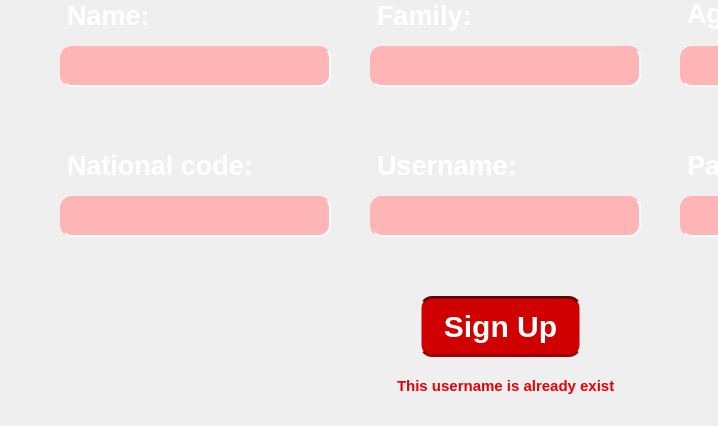
MohsenIsHere/Simple-bank-desktop-application-simulator, file SampleBank/signup.ui: the form before one commit; both pictures show x 0 to 718 and y 144 to 570 of the 1000 by 570 pixel window.
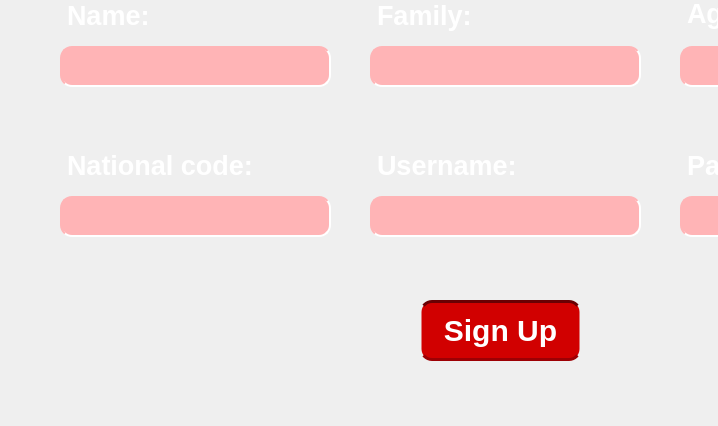
The form after the commit. Icons and pictures are not drawn.

```diff
--- a/SampleBank/signup.ui
+++ b/SampleBank/signup.ui
@@ -345,17 +345,17 @@
    </property>
    <property name="geometry">
     <rect>
-     <x>397</x>
-     <y>520</y>
-     <width>231</width>
+     <x>70</x>
+     <y>234</y>
+     <width>301</width>
      <height>20</height>
     </rect>
    </property>
    <property name="styleSheet">
-    <string notr="true">#labelWrong {
-    color: #e80006; /* رنگ متن سفید */
+    <string notr="true">#lblWrongName {
+    color: #ffa800; /* رنگ متن سفید */
     font-weight: bold; /* متن بولد */
-	font-size: 15px;
+	font-size: 12px;
 }
 </string>
    </property>
@@ -363,14 +363,14 @@
     <enum>QFrame::Plain</enum>
    </property>
    <property name="text">
-    <string>This username is already exist</string>
+    <string/>
    </property>
   </widget>
   <widget class="QPushButton" name="btnSignup">
    <property name="geometry">
     <rect>
      <x>420</x>
-     <y>440</y>
+     <y>444</y>
      <width>161</width>
      <height>61</height>
     </rect>
```
Left out of the diff: 137 changed lines with no effect on the pictures.
